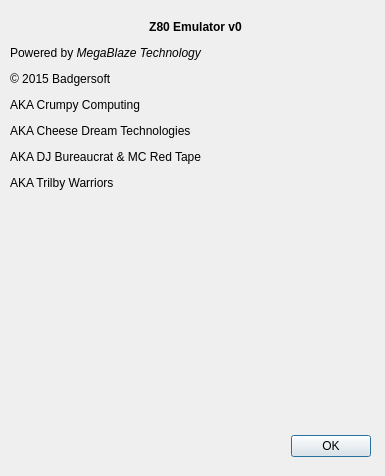
Above: ui/about_box.ui from electrified/cpuqt before the change. Below: the same form after it.
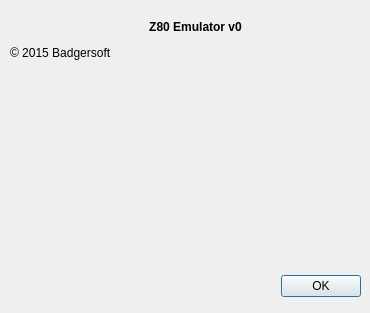
That is the form after the change. Icons and pictures are not drawn.

Commit message: Messing about with SDL2

What changed in the file:
```diff
--- a/ui/about_box.ui
+++ b/ui/about_box.ui
@@ -9,8 +9,8 @@
    <rect>
     <x>0</x>
     <y>0</y>
-    <width>385</width>
-    <height>476</height>
+    <width>370</width>
+    <height>313</height>
    </rect>
   </property>
   <property name="sizePolicy">
@@ -31,8 +31,8 @@
   <widget class="QDialogButtonBox" name="buttonBox">
    <property name="geometry">
     <rect>
-     <x>30</x>
-     <y>430</y>
+     <x>20</x>
+     <y>270</y>
      <width>341</width>
      <height>32</height>
     </rect>
@@ -48,7 +48,7 @@
    <property name="geometry">
     <rect>
      <x>60</x>
-     <y>220</y>
+     <y>80</y>
      <width>271</width>
      <height>171</height>
     </rect>
@@ -69,11 +69,11 @@
      <x>10</x>
      <y>10</y>
      <width>371</width>
-     <height>191</height>
+     <height>61</height>
     </rect>
    </property>
    <property name="text">
-    <string>&lt;html&gt;&lt;head/&gt;&lt;body&gt;&lt;p align=&quot;center&quot;&gt;&lt;span style=&quot; font-weight:600;&quot;&gt;Z80 Emulator v0&lt;/span&gt;&lt;/p&gt;&lt;p&gt;Powered by &lt;span style=&quot; font-style:italic;&quot;&gt;MegaBlaze Technology&lt;/span&gt;&lt;/p&gt;&lt;p&gt;© 2015 Badgersoft &lt;/p&gt;&lt;p&gt;AKA Crumpy Computing &lt;/p&gt;&lt;p&gt;AKA Cheese Dream Technologies&lt;/p&gt;&lt;p&gt;AKA DJ Bureaucrat &amp;amp; MC Red Tape&lt;/p&gt;&lt;p&gt;AKA Trilby Warriors&lt;/p&gt;&lt;/body&gt;&lt;/html&gt;</string>
+    <string>&lt;html&gt;&lt;head/&gt;&lt;body&gt;&lt;p align=&quot;center&quot;&gt;&lt;span style=&quot; font-weight:600;&quot;&gt;Z80 Emulator v0&lt;/span&gt;&lt;/p&gt;&lt;p&gt;© 2015 Badgersoft&lt;/p&gt;&lt;/body&gt;&lt;/html&gt;</string>
    </property>
   </widget>
  </widget>
```
The commit also changes 8 other files.
